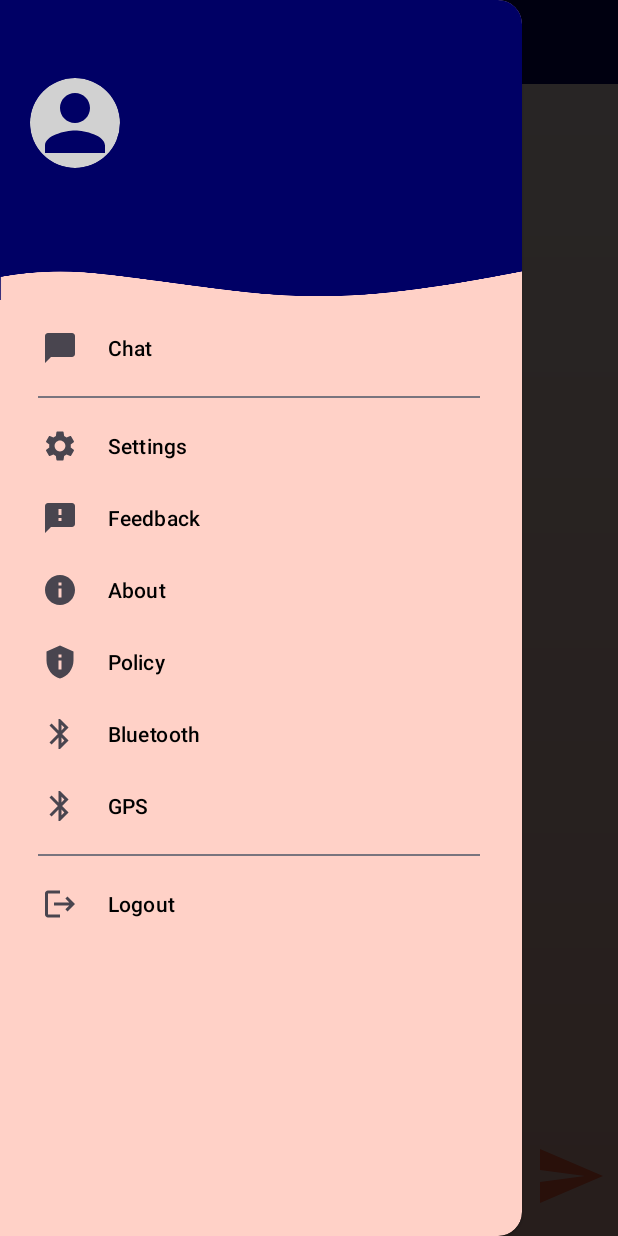
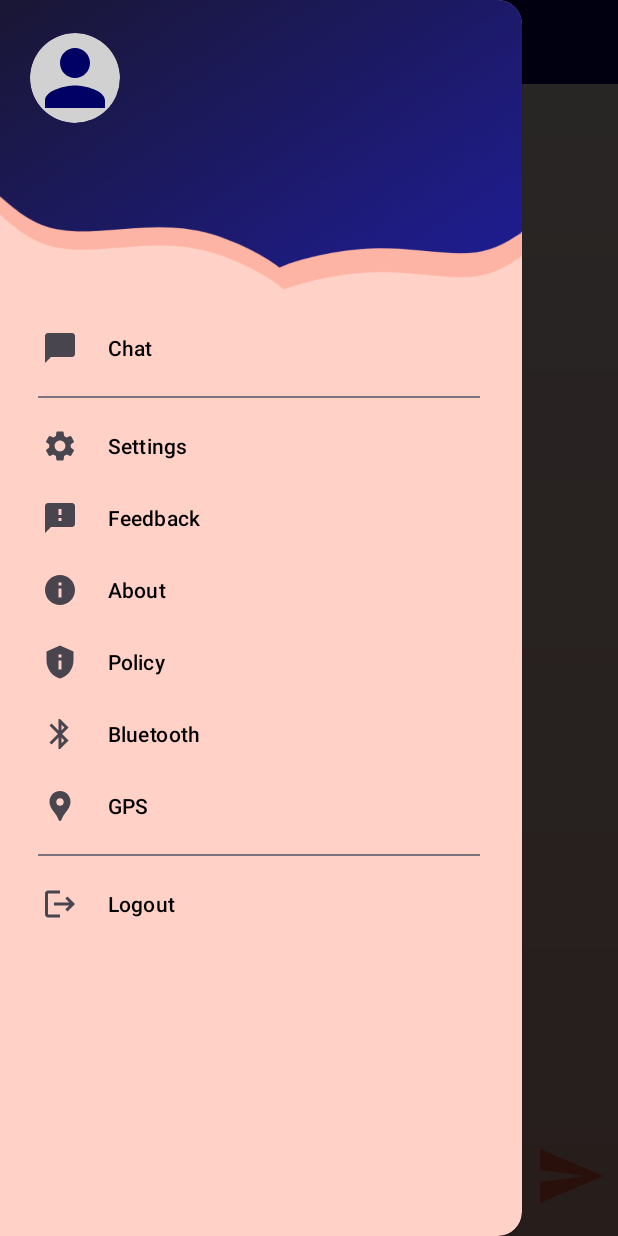
Before and after one commit to kunospw/Pookies-app, an Android app: the ChatActivity screen opened directly, with no data from a screen before it, with the side drawer open, on a phone screen of 412 x 824 dp. Run offline under Robolectric (Android 15) with nearby library versions, the phone set to English and light mode, and no system bars; our stand-ins replace Firebase (no records; nobody signed in at launch, a user with empty details on screens opened directly); 2 statements that could not run were skipped.

Commit message:
Added Drawer UI

```diff
--- /dev/null
+++ b/app/src/main/res/drawable/baseline_location_pin_black.xml
@@ -0,0 +1,5 @@
+<vector xmlns:android="http://schemas.android.com/apk/res/android" android:height="24dp" android:tint="#000000" android:viewportHeight="24" android:viewportWidth="24" android:width="24dp">
+
+    <path android:fillColor="@android:color/white" android:pathData="M12,2L12,2C8.13,2 5,5.13 5,9c0,1.74 0.5,3.37 1.41,4.84c0.95,1.54 2.2,2.86 3.16,4.4c0.47,0.75 0.81,1.45 1.17,2.26C11,21.05 11.21,22 12,22h0c0.79,0 1,-0.95 1.25,-1.5c0.37,-0.81 0.7,-1.51 1.17,-2.26c0.96,-1.53 2.21,-2.85 3.16,-4.4C18.5,12.37 19,10.74 19,9C19,5.13 15.87,2 12,2zM12,11.75c-1.38,0 -2.5,-1.12 -2.5,-2.5s1.12,-2.5 2.5,-2.5s2.5,1.12 2.5,2.5S13.38,11.75 12,11.75z"/>
+
+</vector>
--- a/app/src/main/res/layout/drawer_header.xml
+++ b/app/src/main/res/layout/drawer_header.xml
@@ -8,7 +8,7 @@
     android:paddingLeft="20dp"
     android:paddingRight="20dp"
     android:paddingTop="20dp"
-    android:background="@drawable/drawerheader"
+    android:background="@drawable/drawerheader_bcg"
     android:layout_height="200dp">
 
     <androidx.cardview.widget.CardView
@@ -43,6 +43,7 @@
         android:fontFamily="@font/montserrat"
         android:text="Email"
         android:textColor="@color/white"
-        android:textSize="13sp"/>
+        android:textSize="13sp"
+        android:layout_marginBottom="30sp"/>
 
 </LinearLayout>
--- a/app/src/main/res/menu/drawer_items.xml
+++ b/app/src/main/res/menu/drawer_items.xml
@@ -28,7 +28,7 @@
           android:id="@+id/navBluetooth"
           android:title="Bluetooth" />
       <item
-          android:icon="@drawable/bluetooth"
+          android:icon="@drawable/baseline_location_pin_black"
           android:id="@+id/navlocation"
           android:title="GPS" />
    </group>
```
Also changed, not shown: app/src/main/res/drawable/drawer_bcg2.png (added), app/src/main/res/drawable/drawer_header2.png (added), app/src/main/res/drawable/drawerheader_bcg.png (added).
